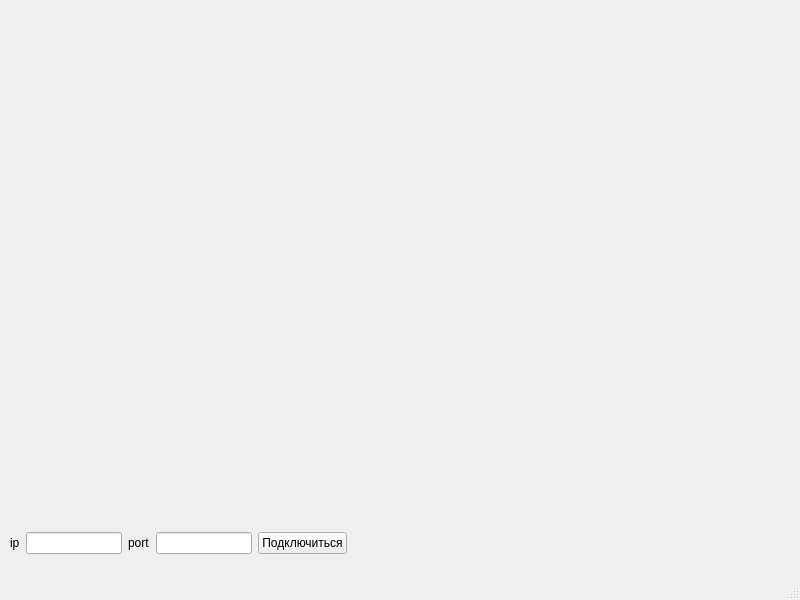
This is mainwindow.ui in chnoq2/TextEditor as Qt 5 draws it before an edit. The edited form follows.
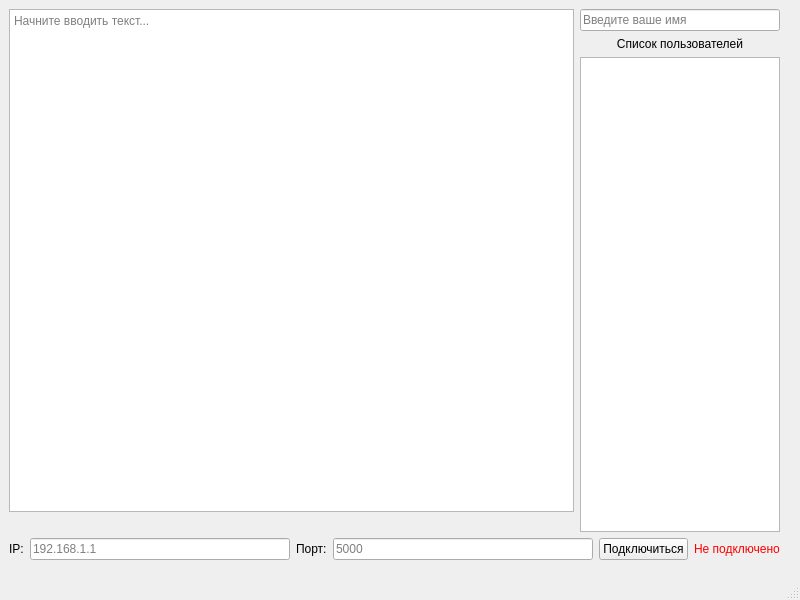
This is the edited form.

Commit message: добавление пользователей. обновлены протоколы для пользователей. добавлена первая версия интерфейса для редактирования документов

What changed in the file:
```diff
--- a/mainwindow.ui
+++ b/mainwindow.ui
@@ -14,35 +14,131 @@
    <string>MainWindow</string>
   </property>
   <widget class="QWidget" name="centralwidget">
-   <widget class="QWidget" name="layoutWidget">
+   <widget class="QWidget" name="">
     <property name="geometry">
      <rect>
-      <x>10</x>
-      <y>530</y>
-      <width>337</width>
-      <height>26</height>
+      <x>9</x>
+      <y>9</y>
+      <width>771</width>
+      <height>551</height>
      </rect>
     </property>
+    <layout class="QVBoxLayout" name="verticalLayout_3">
+     <item>
+      <layout class="QHBoxLayout" name="horizontalLayout_2">
+       <property name="sizeConstraint">
+        <enum>QLayout::SizeConstraint::SetDefaultConstraint</enum>
+       </property>
+       <item>
+        <layout class="QVBoxLayout" name="verticalLayout">
+         <item>
+          <widget class="QTextEdit" name="textEdit">
+           <property name="sizePolicy">
+            <sizepolicy hsizetype="Expanding" vsizetype="Expanding">
+             <horstretch>0</horstretch>
+             <verstretch>0</verstretch>
+            </sizepolicy>
+           </property>
+           <property name="placeholderText">
+            <string>Начните вводить текст...</string>
+           </property>
+          </widget>
+         </item>
+         <item>
+          <widget class="QLabel" name="typingLabel">
+           <property name="text">
+            <string/>
+           </property>
+          </widget>
+         </item>
+        </layout>
+       </item>
+       <item>
+        <layout class="QVBoxLayout" name="verticalLayout_2">
+         <item>
+          <widget class="QLineEdit" name="lineEdit">
+           <property name="sizePolicy">
+            <sizepolicy hsizetype="Minimum" vsizetype="Fixed">
+             <horstretch>0</horstretch>
+             <verstretch>0</verstretch>
+            </sizepolicy>
+           </property>
+           <property name="maximumSize">
+            <size>
+             <width>200</width>
+             <height>16777215</height>
+            </size>
+           </property>
+           <property name="text">
+            <string/>
+           </property>
+           <property name="placeholderText">
+            <string>Введите ваше имя</string>
+           </property>
+          </widget>
+         </item>
+         <item>
+          <widget class="QLabel" name="label_3">
+           <property name="maximumSize">
+            <size>
+             <width>200</width>
+             <height>16777215</height>
+            </size>
+           </property>
+           <property name="text">
+            <string>&lt;html&gt;&lt;head/&gt;&lt;body&gt;&lt;p align=&quot;center&quot;&gt;Список пользователей&lt;/p&gt;&lt;/body&gt;&lt;/html&gt;</string>
+           </property>
+          </widget>
+         </item>
+         <item>
+          <widget class="QListWidget" name="usersListWidget">
+           <property name="sizePolicy">
+            <sizepolicy hsizetype="Minimum" vsizetype="Expanding">
+             <horstretch>0</horstretch>
+             <verstretch>0</verstretch>
+            </sizepolicy>
+           </property>
+           <property name="maximumSize">
+            <size>
+             <width>200</width>
+             <height>16777215</height>
+            </size>
+           </property>
+          </widget>
+         </item>
+        </layout>
+       </item>
+      </layout>
+     </item>
+     <item>
     <layout class="QHBoxLayout" name="horizontalLayout">
      <item>
       <widget class="QLabel" name="label">
        <property name="text">
-        <string>ip</string>
+          <string>IP:</string>
        </property>
       </widget>
      </item>
      <item>
-      <widget class="QLineEdit" name="IP_line"/>
+        <widget class="QLineEdit" name="IP_line">
+         <property name="placeholderText">
+          <string>192.168.1.1</string>
+         </property>
+        </widget>
      </item>
      <item>
       <widget class="QLabel" name="label_2">
        <property name="text">
-        <string>port</string>
+          <string>Порт:</string>
        </property>
       </widget>
      </item>
      <item>
-      <widget class="QLineEdit" name="host_line"/>
+        <widget class="QLineEdit" name="host_line">
+         <property name="placeholderText">
+          <string>5000</string>
+         </property>
+        </widget>
      </item>
      <item>
       <widget class="QPushButton" name="pushButton">
@@ -50,6 +146,18 @@
         <string>Подключиться</string>
        </property>
       </widget>
+       </item>
+       <item>
+        <widget class="QLabel" name="statusLabel">
+         <property name="styleSheet">
+          <string>color: red;</string>
+         </property>
+         <property name="text">
+          <string>Не подключено</string>
+         </property>
+        </widget>
+       </item>
+      </layout>
      </item>
     </layout>
    </widget>
```
Left out of the diff: 2 changed lines with no effect on the pictures. Lines whose indentation alone changed are shown as unchanged. The commit also changes 13 other files.
